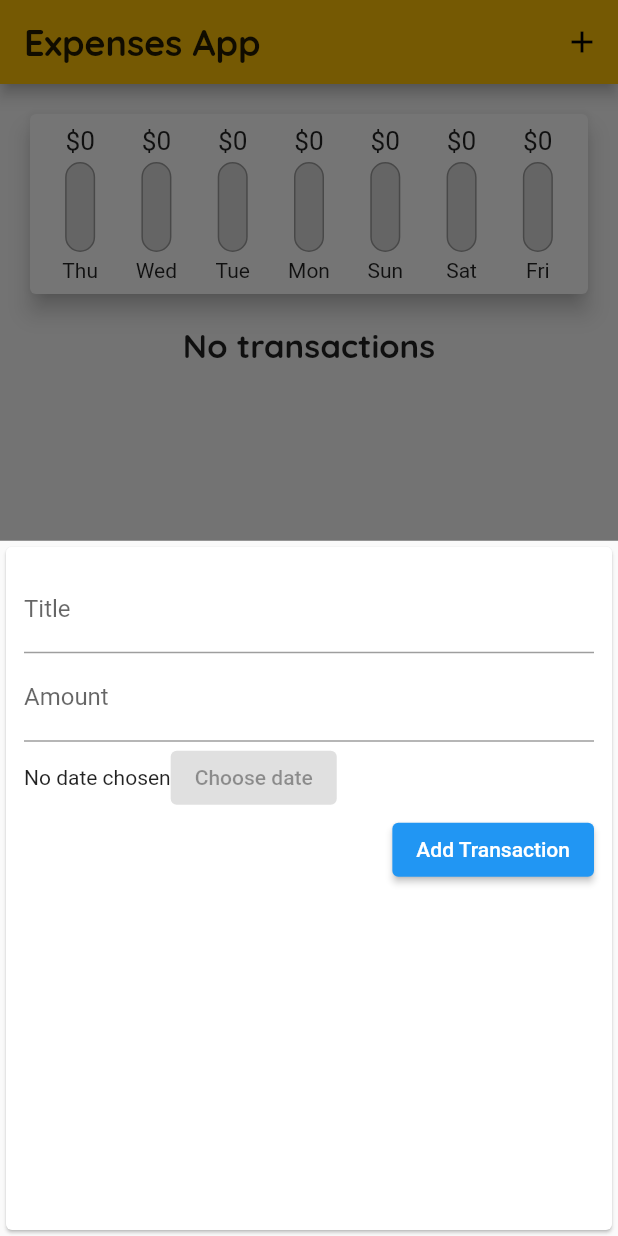
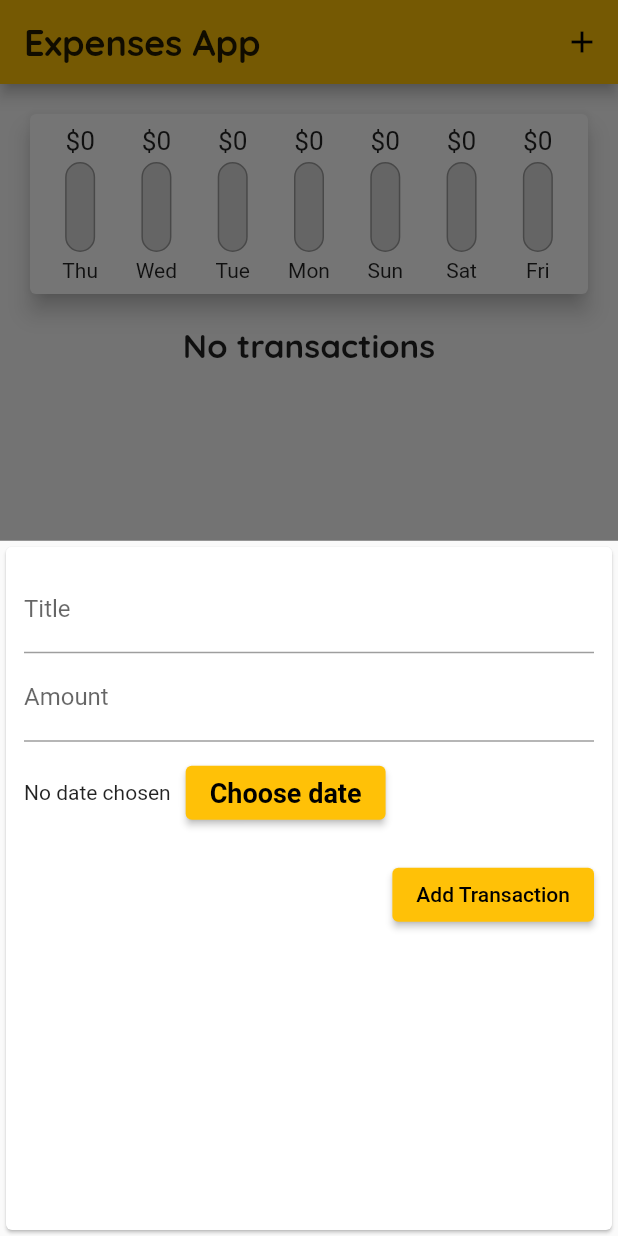
Before and after one commit to Kvitusja/expenses_tracker, a Flutter app: the screen it shows after launch, after a tap on the "add" icon, on a phone screen of 412 x 824 dp. Run offline on Flutter 3.47's test engine with Material 2 defaults, Android fonts, the phone set to English and light mode, and no system bars.

Commit message:
'expenses tilelist delete'

```diff
--- a/lib/widgets/chart_bar.dart
+++ b/lib/widgets/chart_bar.dart
@@ -30,7 +30,7 @@ class ChartBar extends StatelessWidget {
           child: Stack(
             children: [
               Container(
-                padding: EdgeInsets.symmetric(vertical: 2, horizontal: 4),
+                padding: const EdgeInsets.symmetric(vertical: 2, horizontal: 4),
                 decoration: BoxDecoration(
                   border: Border.all(color: Colors.grey, width: 1),
                   color: const Color.fromRGBO(220, 220, 220, 1),
--- a/lib/widgets/new_transaction.dart
+++ b/lib/widgets/new_transaction.dart
@@ -2,7 +2,8 @@ import 'package:flutter/material.dart';
 
 class NewTransaction extends StatefulWidget {
   final Function addNewTransaction;
-  const NewTransaction({Key? key, required this.addNewTransaction}) : super(key: key);
+  const NewTransaction({Key? key, required this.addNewTransaction})
+      : super(key: key);
 
   @override
   State<NewTransaction> createState() => _NewTransactionState();
@@ -16,7 +17,7 @@ class _NewTransactionState extends State<NewTransaction> {
     final enteredTitle = titleController.text;
     final enteredAmount = double.parse(amountController.text);
 
-    if(enteredTitle.isEmpty || enteredAmount <= 0) {
+    if (enteredTitle.isEmpty || enteredAmount <= 0) {
       return;
     }
     widget.addNewTransaction(
@@ -42,18 +43,33 @@ class _NewTransactionState extends State<NewTransaction> {
               keyboardType: TextInputType.number,
               decoration: const InputDecoration(labelText: 'Amount'),
               controller: amountController,
-              onSubmitted: (_)=> submitData,
+              onSubmitted: (_) => submitData,
+            ),
+            const SizedBox(
+              height: 10,
             ),
             Row(
-              children: const [
-                Text('No date chosen'),
-                ElevatedButton(onPressed: null, child: Text('Choose date'), ),
+              children: [
+                const Text('No date chosen'),
+                const SizedBox(
+                  width: 10,
+                ),
+                ElevatedButton(
+                  onPressed: () {},
+                  child: const Text(
+                    'Choose date',
+                    style: TextStyle(fontWeight: FontWeight.bold, fontSize: 18),
+                  ),
+                ),
               ],
+            ),
+            const SizedBox(
+              height: 20,
             ),
             ElevatedButton(
               style: const ButtonStyle(
-                backgroundColor: MaterialStatePropertyAll(Colors.blue),
-              ),
+                  //backgroundColor: MaterialStatePropertyAll(Colors.blue),
+                  ),
               onPressed: () {
                 widget.addNewTransaction(
                   titleController.text,
@@ -63,7 +79,7 @@ class _NewTransactionState extends State<NewTransaction> {
               },
               child: const Text(
                 'Add Transaction',
-                style: TextStyle(color: Colors.white),
+                //style: TextStyle(color: Colors.white),
               ),
             ),
           ],
--- a/lib/widgets/transactions_list.dart
+++ b/lib/widgets/transactions_list.dart
@@ -3,16 +3,21 @@ import 'package:intl/intl.dart';
 
 import '../models/transactions.dart';
 
-class TransactionsList extends StatelessWidget {
+class TransactionsList extends StatefulWidget {
   final List<Transactions> transactions;
   const TransactionsList({Key? key, required this.transactions})
       : super(key: key);
 
   @override
+  State<TransactionsList> createState() => _TransactionsListState();
+}
+
+class _TransactionsListState extends State<TransactionsList> {
+  @override
   Widget build(BuildContext context) {
     return Container(
       height: 380,
-      child: transactions.isEmpty
+      child: widget.transactions.isEmpty
           ? Column(
               mainAxisAlignment: MainAxisAlignment.spaceAround,
               //crossAxisAlignment: CrossAxisAlignment.center,
@@ -32,10 +37,11 @@ class TransactionsList extends StatelessWidget {
               ],
             )
           : ListView.builder(
-              itemCount: transactions.length,
+              itemCount: widget.transactions.length,
               itemBuilder: (BuildContext context, int index) {
                 return Card(
-                  margin: const EdgeInsets.symmetric(vertical: 8, horizontal: 5),
+                  margin:
+                      const EdgeInsets.symmetric(vertical: 8, horizontal: 5),
                   elevation: 3,
                   child: ListTile(
                     leading: CircleAvatar(
@@ -43,16 +49,25 @@ class TransactionsList extends StatelessWidget {
                       child: Padding(
                         padding: const EdgeInsets.all(16.0),
                         child: FittedBox(
-                            child: Text('€ ${transactions[index].amount}')),
+                            child:
+                                Text('€ ${widget.transactions[index].amount}')),
                       ),
                     ),
                     title: Text(
-                      transactions[index].title,
+                      widget.transactions[index].title,
                       style: Theme.of(context).textTheme.titleLarge,
                     ),
                     subtitle: Text(
-                      DateFormat.yMMMd().format(transactions[index].date),
+                      DateFormat.yMMMd()
+                          .format(widget.transactions[index].date),
                     ),
+                    trailing: IconButton(
+                        onPressed: () {
+                          setState(() {
+                            widget.transactions.removeAt(index);
+                          });
+                        },
+                        icon: const Icon(Icons.cancel_outlined)),
                   ),
                 );
                 /*Card(
```
